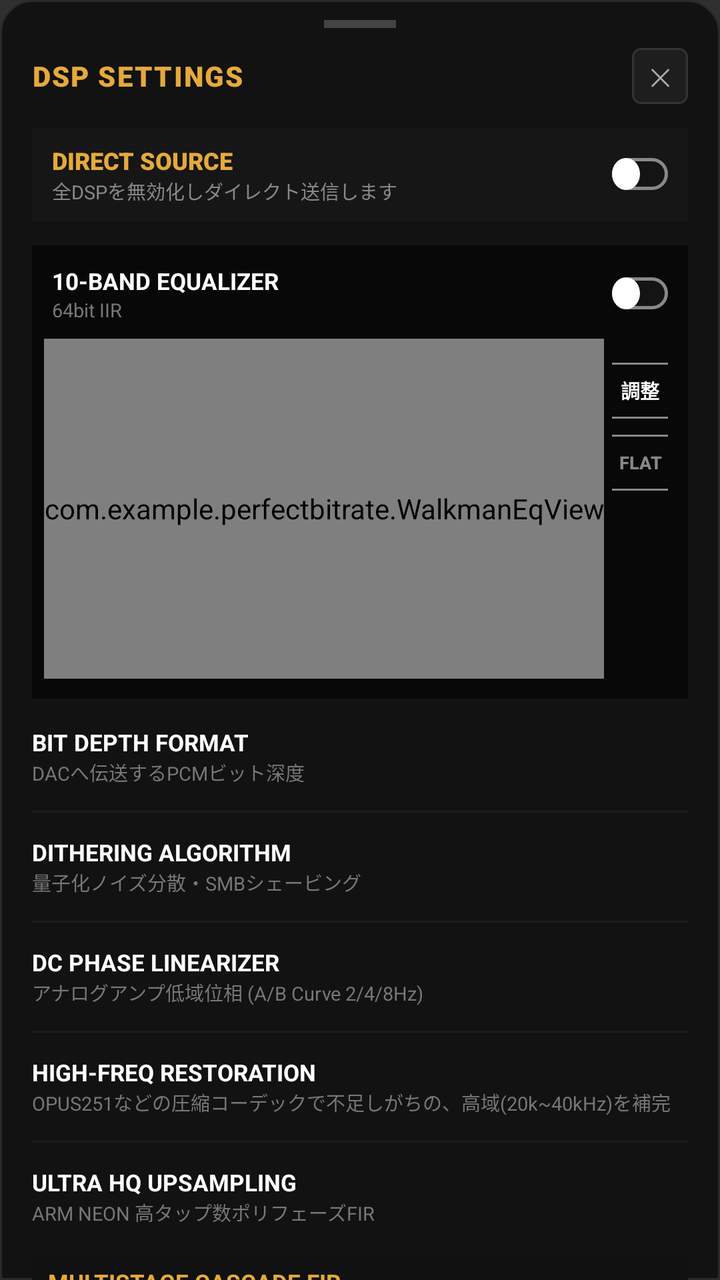
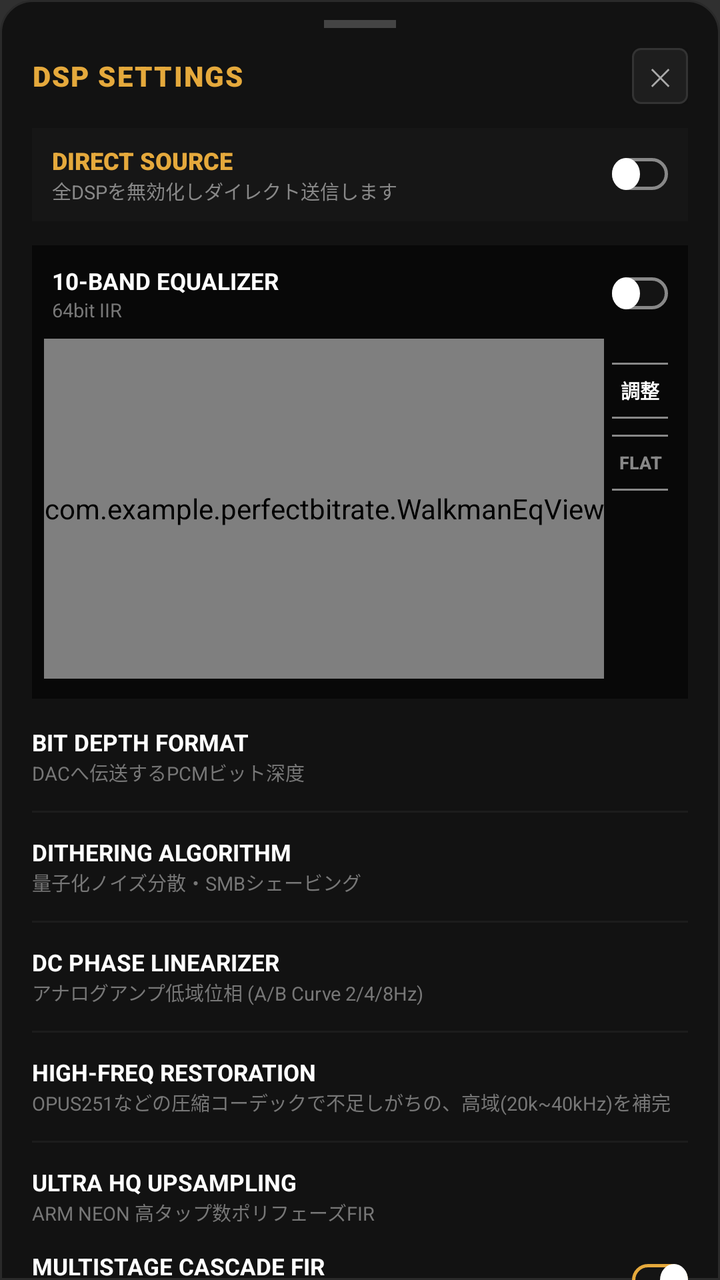

The first picture is an Android layout as it rendered before a commit; the second is the same layout after the commit. The layout source and the unified diff follow.
<!-- AndroidManifest.xml: application theme Theme.AppCompat.NoActionBar -->
<!-- res/layout/dialog_settings.xml -->
﻿<?xml version="1.0" encoding="utf-8"?>
<androidx.core.widget.NestedScrollView xmlns:android="http://schemas.android.com/apk/res/android"
    xmlns:app="http://schemas.android.com/apk/res-auto"
    android:layout_width="match_parent"
    android:layout_height="wrap_content"
    android:background="@drawable/bg_bottom_sheet_dap"
    android:fillViewport="true">

    <LinearLayout
        android:layout_width="match_parent"
        android:layout_height="wrap_content"
        android:orientation="vertical"
        android:paddingStart="16dp"
        android:paddingEnd="16dp"
        android:paddingTop="10dp"
        android:paddingBottom="36dp">

        
        <View
            android:layout_width="36dp"
            android:layout_height="4dp"
            android:layout_gravity="center_horizontal"
            android:background="#444444"
            android:layout_marginBottom="10dp" />

        
        <LinearLayout
            android:layout_width="match_parent"
            android:layout_height="wrap_content"
            android:orientation="horizontal"
            android:gravity="center_vertical"
            android:layout_marginBottom="12dp">

            <TextView
                android:layout_width="0dp"
                android:layout_height="wrap_content"
                android:layout_weight="1"
                android:text="DSP SETTINGS"
                android:textColor="#E5A93C"
                android:textSize="14sp"
                android:textStyle="bold"
                android:fontFamily="sans-serif-black"
                android:letterSpacing="0.05" />

            <Button
                android:id="@+id/btnDialogClose"
                android:layout_width="28dp"
                android:layout_height="28dp"
                android:text="✕"
                android:textColor="#AAAAAA"
                android:textSize="12sp"
                android:background="@drawable/bg_btn_icon"
                android:padding="0dp" />
        </LinearLayout>

        
        <LinearLayout
            android:layout_width="match_parent"
            android:layout_height="wrap_content"
            android:orientation="horizontal"
            android:gravity="center_vertical"
            android:background="#161616"
            android:paddingStart="10dp"
            android:paddingEnd="10dp"
            android:paddingTop="8dp"
            android:paddingBottom="8dp"
            android:layout_marginBottom="12dp">

            <LinearLayout
                android:layout_width="0dp"
                android:layout_height="wrap_content"
                android:layout_weight="1"
                android:orientation="vertical">

                <TextView
                    android:layout_width="wrap_content"
                    android:layout_height="wrap_content"
                    android:text="DIRECT SOURCE"
                    android:textColor="#E5A93C"
                    android:textSize="12sp"
                    android:textStyle="bold"
                    android:fontFamily="sans-serif-black" />

                <TextView
                    android:layout_width="wrap_content"
                    android:layout_height="wrap_content"
                    android:text="全DSPを無効化しダイレクト送信します"
                    android:textColor="#888888"
                    android:textSize="9.5sp" />
            </LinearLayout>

            <androidx.appcompat.widget.SwitchCompat
                android:id="@+id/dialogSwitchDirectSource"
                android:layout_width="wrap_content"
                android:layout_height="wrap_content"
                app:thumbTint="@null"
                app:trackTint="@null"
                android:thumb="@drawable/switch_thumb_white"
                app:track="@drawable/switch_track_walkman_outline"
                android:checked="false" />
        </LinearLayout>

        
        <LinearLayout
            android:id="@+id/layoutSectionEq"
            android:layout_width="match_parent"
            android:layout_height="wrap_content"
            android:orientation="vertical"
            android:background="#080808"
            android:paddingTop="10dp"
            android:paddingBottom="10dp"
            android:paddingStart="6dp"
            android:paddingEnd="6dp"
            android:layout_marginBottom="14dp">

            <LinearLayout
                android:layout_width="match_parent"
                android:layout_height="wrap_content"
                android:orientation="horizontal"
                android:gravity="center_vertical"
                android:paddingStart="4dp"
                android:paddingEnd="4dp"
                android:layout_marginBottom="8dp">

                <LinearLayout
                    android:layout_width="0dp"
                    android:layout_height="wrap_content"
                    android:layout_weight="1"
                    android:orientation="vertical">

                    <TextView
                        android:layout_width="wrap_content"
                        android:layout_height="wrap_content"
                        android:text="10-BAND EQUALIZER"
                        android:textColor="#FFFFFF"
                        android:textSize="11.5sp"
                        android:textStyle="bold" />

                    <TextView
                        android:layout_width="wrap_content"
                        android:layout_height="wrap_content"
                        android:text="64bit IIR"
                        android:textColor="#777777"
                        android:textSize="9.5sp" />
                </LinearLayout>

                <androidx.appcompat.widget.SwitchCompat
                    android:id="@+id/switchEqEnable"
                    android:layout_width="wrap_content"
                    android:layout_height="wrap_content"
                    app:thumbTint="@null"
                    app:trackTint="@null"
                    android:thumb="@drawable/switch_thumb_white"
                    app:track="@drawable/switch_track_walkman_outline"
                    android:checked="false" />
            </LinearLayout>

            <LinearLayout
                android:layout_width="match_parent"
                android:layout_height="wrap_content"
                android:orientation="horizontal"
                android:gravity="center_vertical">

                <com.example.perfectbitrate.WalkmanEqView
                    android:id="@+id/walkmanEqView"
                    android:layout_width="wrap_content"
                    android:layout_height="170dp" />

                <LinearLayout
                    android:layout_width="0dp"
                    android:layout_weight="1"
                    android:layout_height="170dp"
                    android:orientation="vertical"
                    android:gravity="top|center_horizontal"
                    android:paddingTop="12dp"
                    android:paddingStart="4dp"
                    android:paddingEnd="4dp">

                    <Button
                        android:id="@+id/btnEqEdit"
                        android:layout_width="58dp"
                        android:layout_height="28dp"
                        android:text="調整"
                        android:textColor="#FFFFFF"
                        android:textSize="9.5sp"
                        android:textStyle="bold"
                        android:background="@drawable/bg_btn_dap_outline"
                        android:padding="0dp"
                        android:layout_marginBottom="8dp" />

                    <Button
                        android:id="@+id/btnEqFlat"
                        android:layout_width="58dp"
                        android:layout_height="28dp"
                        android:text="FLAT"
                        android:textColor="#888888"
                        android:textSize="9sp"
                        android:textStyle="bold"
                        android:background="@drawable/bg_btn_dap_outline"
                        android:padding="0dp"
                        android:layout_marginBottom="8dp" />

                    <LinearLayout
                        android:id="@+id/layoutEqAdjustControls"
                        android:layout_width="wrap_content"
                        android:layout_height="wrap_content"
                        android:orientation="vertical"
                        android:gravity="center_horizontal"
                        android:visibility="gone">

                        <TextView
                            android:id="@+id/textEqBandFreq"
                            android:layout_width="wrap_content"
                            android:layout_height="wrap_content"
                            android:text="4K Hz"
                            android:textColor="#CCCCCC"
                            android:textSize="10.5sp"
                            android:textStyle="bold"
                            android:fontFamily="sans-serif-condensed" />

                        <TextView
                            android:id="@+id/textEqGainValue"
                            android:layout_width="wrap_content"
                            android:layout_height="wrap_content"
                            android:text="+0.0 dB"
                            android:textColor="#FFFFFF"
                            android:textSize="11.5sp"
                            android:textStyle="bold"
                            android:fontFamily="sans-serif-medium"
                            android:layout_marginBottom="4dp" />

                        <LinearLayout
                            android:layout_width="wrap_content"
                            android:layout_height="wrap_content"
                            android:orientation="horizontal">

                            <Button
                                android:id="@+id/btnEqPlus"
                                android:layout_width="24dp"
                                android:layout_height="24dp"
                                android:text="＋"
                                android:textColor="#FFFFFF"
                                android:textSize="10.5sp"
                                android:background="@drawable/bg_btn_circle"
                                android:padding="0dp"
                                android:layout_marginEnd="6dp" />

                            <Button
                                android:id="@+id/btnEqMinus"
                                android:layout_width="24dp"
                                android:layout_height="24dp"
                                android:text="－"
                                android:textColor="#FFFFFF"
                                android:textSize="10.5sp"
                                android:background="@drawable/bg_btn_circle"
                                android:padding="0dp" />
                        </LinearLayout>
                    </LinearLayout>

                </LinearLayout>

            </LinearLayout>

        </LinearLayout>

        
        <LinearLayout
            android:layout_width="match_parent"
            android:layout_height="wrap_content"
            android:orientation="horizontal"
            android:gravity="center_vertical"
            android:layout_marginBottom="12dp">

            <LinearLayout
                android:layout_width="0dp"
                android:layout_height="wrap_content"
                android:layout_weight="1"
                android:orientation="vertical">

                <TextView
                    android:layout_width="wrap_content"
                    android:layout_height="wrap_content"
                    android:text="BIT DEPTH FORMAT"
                    android:textColor="#FFFFFF"
                    android:textSize="11.5sp"
                    android:textStyle="bold" />

                <TextView
                    android:layout_width="wrap_content"
                    android:layout_height="wrap_content"
                    android:text="DACへ伝送するPCMビット深度"
                    android:textColor="#777777"
                    android:textSize="9.5sp" />
            </LinearLayout>

            <Spinner
                android:id="@+id/dialogSpinnerBitDepth"
                android:layout_width="wrap_content"
                android:layout_height="30dp"
                android:background="@drawable/bg_spinner_dap"
                android:popupBackground="#1A1A1A" />
        </LinearLayout>

        <View
            android:layout_width="match_parent"
            android:layout_height="1dp"
            android:background="#1C1C1C"
            android:layout_marginBottom="12dp" />

        
        <LinearLayout
            android:id="@+id/layoutSectionDither"
            android:layout_width="match_parent"
            android:layout_height="wrap_content"
            android:orientation="horizontal"
            android:gravity="center_vertical"
            android:layout_marginBottom="12dp">

            <LinearLayout
                android:layout_width="0dp"
                android:layout_height="wrap_content"
                android:layout_weight="1"
                android:orientation="vertical">

                <TextView
                    android:layout_width="wrap_content"
                    android:layout_height="wrap_content"
                    android:text="DITHERING ALGORITHM"
                    android:textColor="#FFFFFF"
                    android:textSize="11.5sp"
                    android:textStyle="bold" />

                <TextView
                    android:layout_width="wrap_content"
                    android:layout_height="wrap_content"
                    android:text="量子化ノイズ分散・SMBシェービング"
                    android:textColor="#777777"
                    android:textSize="9.5sp" />
            </LinearLayout>

            <Spinner
                android:id="@+id/dialogSpinnerDither"
                android:layout_width="wrap_content"
                android:layout_height="30dp"
                android:background="@drawable/bg_spinner_dap"
                android:popupBackground="#1A1A1A" />
        </LinearLayout>

        <View
            android:layout_width="match_parent"
            android:layout_height="1dp"
            android:background="#1C1C1C"
            android:layout_marginBottom="12dp" />

        
        <LinearLayout
            android:id="@+id/layoutSectionDcPhase"
            android:layout_width="match_parent"
            android:layout_height="wrap_content"
            android:orientation="horizontal"
            android:gravity="center_vertical"
            android:layout_marginBottom="12dp">

            <LinearLayout
                android:layout_width="0dp"
                android:layout_height="wrap_content"
                android:layout_weight="1"
                android:orientation="vertical">

                <TextView
                    android:layout_width="wrap_content"
                    android:layout_height="wrap_content"
                    android:text="DC PHASE LINEARIZER"
                    android:textColor="#FFFFFF"
                    android:textSize="11.5sp"
                    android:textStyle="bold" />

                <TextView
                    android:layout_width="wrap_content"
                    android:layout_height="wrap_content"
                    android:text="アナログアンプ低域位相 (A/B Curve 2/4/8Hz)"
                    android:textColor="#777777"
                    android:textSize="9.5sp" />
            </LinearLayout>

            <Spinner
                android:id="@+id/dialogSpinnerDcPhase"
                android:layout_width="wrap_content"
                android:layout_height="30dp"
                android:background="@drawable/bg_spinner_dap"
                android:popupBackground="#1A1A1A" />
        </LinearLayout>

        <View
            android:layout_width="match_parent"
            android:layout_height="1dp"
            android:background="#1C1C1C"
            android:layout_marginBottom="12dp" />

        
        <LinearLayout
            android:id="@+id/layoutSectionDsee"
            android:layout_width="match_parent"
            android:layout_height="wrap_content"
            android:orientation="horizontal"
            android:gravity="center_vertical"
            android:layout_marginBottom="12dp">

            <LinearLayout
                android:layout_width="0dp"
                android:layout_height="wrap_content"
                android:layout_weight="1"
                android:orientation="vertical">

                <TextView
                    android:layout_width="wrap_content"
                    android:layout_height="wrap_content"
                    android:text="HIGH-FREQ RESTORATION"
                    android:textColor="#FFFFFF"
                    android:textSize="11.5sp"
                    android:textStyle="bold" />

                <TextView
                    android:layout_width="wrap_content"
                    android:layout_height="wrap_content"
                    android:text="OPUS251などの圧縮コーデックで不足しがちの、高域(20k~40kHz)を補完"
                    android:textColor="#777777"
                    android:textSize="9.5sp" />
            </LinearLayout>

            <Spinner
                android:id="@+id/dialogSpinnerDsee"
                android:layout_width="wrap_content"
                android:layout_height="30dp"
                android:background="@drawable/bg_spinner_dap"
                android:popupBackground="#1A1A1A" />
        </LinearLayout>

        <View
            android:layout_width="match_parent"
            android:layout_height="1dp"
            android:background="#1C1C1C"
            android:layout_marginBottom="12dp" />

        
        <LinearLayout
            android:id="@+id/layoutSectionUpsample"
            android:layout_width="match_parent"
            android:layout_height="wrap_content"
            android:orientation="horizontal"
            android:gravity="center_vertical"
            android:layout_marginBottom="12dp">

            <LinearLayout
                android:layout_width="0dp"
                android:layout_height="wrap_content"
                android:layout_weight="1"
                android:orientation="vertical">

                <TextView
                    android:layout_width="wrap_content"
                    android:layout_height="wrap_content"
                    android:text="ULTRA HQ UPSAMPLING"
                    android:textColor="#FFFFFF"
                    android:textSize="11.5sp"
                    android:textStyle="bold" />

                <TextView
                    android:layout_width="wrap_content"
                    android:layout_height="wrap_content"
                    android:text="ARM NEON 高タップ数ポリフェーズFIR"
                    android:textColor="#777777"
                    android:textSize="9.5sp" />
            </LinearLayout>

            <Spinner
                android:id="@+id/dialogSpinnerUpsample"
                android:layout_width="wrap_content"
                android:layout_height="30dp"
                android:background="@drawable/bg_spinner_dap"
                android:popupBackground="#1A1A1A" />
        </LinearLayout>

        
        <LinearLayout
            android:id="@+id/layoutSectionCascadeFir"
            android:layout_width="match_parent"
            android:layout_height="wrap_content"
            android:orientation="horizontal"
            android:gravity="center_vertical"
            android:background="#111111"
            android:padding="8dp"
            android:layout_marginBottom="12dp">

            <LinearLayout
                android:layout_width="0dp"
                android:layout_height="wrap_content"
                android:layout_weight="1"
                android:orientation="vertical">

                <TextView
                    android:layout_width="wrap_content"
                    android:layout_height="wrap_content"
                    android:text="MULTISTAGE CASCADE FIR"
                    android:textColor="#E5A93C"
                    android:textSize="11.5sp"
                    android:textStyle="bold" />

                <TextView
                    android:layout_width="wrap_content"
                    android:layout_height="wrap_content"
                    android:text="3段2x多段接続 (255→63→39 taps) で-140dB超低ノイズ化"
                    android:textColor="#888888"
                    android:textSize="9.5sp" />
            </LinearLayout>

            <androidx.appcompat.widget.SwitchCompat
                android:id="@+id/dialogSwitchCascadeFir"
                android:layout_width="wrap_content"
                android:layout_height="wrap_content"
                app:thumbTint="@null"
                app:trackTint="@null"
                android:thumb="@drawable/switch_thumb_white"
                app:track="@drawable/switch_track_walkman_outline"
                android:checked="true" />
        </LinearLayout>

        <View
            android:layout_width="match_parent"
            android:layout_height="1dp"
            android:background="#1C1C1C"
            android:layout_marginBottom="12dp" />

        
        <LinearLayout
            android:layout_width="match_parent"
            android:layout_height="wrap_content"
            android:orientation="horizontal"
            android:gravity="center_vertical"
            android:layout_marginBottom="12dp">

            <LinearLayout
                android:layout_width="0dp"
                android:layout_height="wrap_content"
                android:layout_weight="1"
                android:orientation="vertical">

                <TextView
                    android:id="@+id/dialogTextVolLockTitle"
                    android:layout_width="wrap_content"
                    android:layout_height="wrap_content"
                    android:text="0dB VOLUME LOCK"
                    android:textColor="#FFFFFF"
                    android:textSize="11.5sp"
                    android:textStyle="bold" />

                <TextView
                    android:id="@+id/dialogTextVolLockSub"
                    android:layout_width="wrap_content"
                    android:layout_height="wrap_content"
                    android:text="USB DAC接続時のビット落ち回避（最大音量固定）"
                    android:textColor="#777777"
                    android:textSize="9.5sp" />
            </LinearLayout>

            <androidx.appcompat.widget.SwitchCompat
                android:id="@+id/dialogSwitchVolLock"
                android:layout_width="wrap_content"
                android:layout_height="wrap_content"
                app:thumbTint="@null"
                app:trackTint="@null"
                android:thumb="@drawable/switch_thumb_white"
                app:track="@drawable/switch_track_walkman_outline" />
        </LinearLayout>

        <View
            android:layout_width="match_parent"
            android:layout_height="1dp"
            android:background="#1C1C1C"
            android:layout_marginBottom="12dp" />

        
        <LinearLayout
            android:layout_width="match_parent"
            android:layout_height="wrap_content"
            android:orientation="horizontal"
            android:gravity="center_vertical">

            <LinearLayout
                android:layout_width="0dp"
                android:layout_height="wrap_content"
                android:layout_weight="1"
                android:orientation="vertical">

                <TextView
                    android:layout_width="wrap_content"
                    android:layout_height="wrap_content"
                    android:text="AD CUT (広告自動カット)"
                    android:textColor="#FFFFFF"
                    android:textSize="11.5sp"
                    android:textStyle="bold" />

                <TextView
                    android:layout_width="wrap_content"
                    android:layout_height="wrap_content"
                    android:text="YouTube Music 動画広告の自動スキップ"
                    android:textColor="#777777"
                    android:textSize="9.5sp" />
            </LinearLayout>

            <androidx.appcompat.widget.SwitchCompat
                android:id="@+id/dialogSwitchAdBlock"
                android:layout_width="wrap_content"
                android:layout_height="wrap_content"
                app:thumbTint="@null"
                app:trackTint="@null"
                android:thumb="@drawable/switch_thumb_white"
                app:track="@drawable/switch_track_walkman_outline"
                android:checked="true" />
        </LinearLayout>

    </LinearLayout>

</androidx.core.widget.NestedScrollView>
<!-- resources referenced by this layout -->
<resources>
  <!-- drawable bg_bottom_sheet_dap (drawable) -->
  ﻿<?xml version="1.0" encoding="utf-8"?>
  <shape xmlns:android="http://schemas.android.com/apk/res/android" android:shape="rectangle">
      <solid android:color="#121212" />
      <corners
          android:topLeftRadius="16dp"
          android:topRightRadius="16dp"
          android:bottomLeftRadius="0dp"
          android:bottomRightRadius="0dp" />
      <stroke android:width="1dp" android:color="#2A2A2A" />
  </shape>
  <!-- drawable bg_btn_circle (drawable) -->
  ﻿<?xml version="1.0" encoding="utf-8"?>
  <selector xmlns:android="http://schemas.android.com/apk/res/android">
      <item android:state_pressed="true">
          <shape android:shape="oval">
              <solid android:color="#444444" />
              <stroke android:width="1.2dp" android:color="#FFFFFF" />
              <size android:width="26dp" android:height="26dp" />
          </shape>
      </item>
      <item>
          <shape android:shape="oval">
              <solid android:color="#00000000" />
              <stroke android:width="1.2dp" android:color="#CCCCCC" />
              <size android:width="26dp" android:height="26dp" />
          </shape>
      </item>
  </selector>
  <!-- drawable bg_btn_dap_outline (drawable) -->
  ﻿<?xml version="1.0" encoding="utf-8"?>
  <selector xmlns:android="http://schemas.android.com/apk/res/android">
      <item android:state_pressed="true">
          <shape android:shape="rectangle">
              <solid android:color="#333333" />
              <stroke android:width="1dp" android:color="#FFFFFF" />
              <corners android:radius="2dp" />
          </shape>
      </item>
      <item>
          <shape android:shape="rectangle">
              <solid android:color="#00000000" />
              <stroke android:width="1dp" android:color="#888888" />
              <corners android:radius="2dp" />
          </shape>
      </item>
  </selector>
  <!-- drawable bg_btn_icon (drawable) -->
  ﻿<?xml version="1.0" encoding="utf-8"?>
  <selector xmlns:android="http://schemas.android.com/apk/res/android">
      <item android:state_pressed="true">
          <shape android:shape="rectangle">
              <solid android:color="#333333" />
              <corners android:radius="4dp" />
          </shape>
      </item>
      <item>
          <shape android:shape="rectangle">
              <solid android:color="#1E1E1E" />
              <stroke android:width="1dp" android:color="#333333" />
              <corners android:radius="4dp" />
          </shape>
      </item>
  </selector>
  <!-- drawable bg_spinner_dap (drawable) -->
  ﻿<?xml version="1.0" encoding="utf-8"?>
  <shape xmlns:android="http://schemas.android.com/apk/res/android" android:shape="rectangle">
      <solid android:color="#1A1A1A" />
      <stroke android:width="1dp" android:color="#E5A93C" />
      <corners android:radius="3dp" />
      <padding android:left="6dp" android:right="6dp" android:top="2dp" android:bottom="2dp" />
  </shape>
  <!-- drawable switch_thumb_white (drawable) -->
  ﻿<?xml version="1.0" encoding="utf-8"?>
  <shape xmlns:android="http://schemas.android.com/apk/res/android" android:shape="oval">
      <size android:width="14dp" android:height="14dp" />
      <solid android:color="#FFFFFF" />
  </shape>
  <!-- drawable switch_track_walkman_outline (drawable) -->
  ﻿<?xml version="1.0" encoding="utf-8"?>
  <selector xmlns:android="http://schemas.android.com/apk/res/android">
      <item android:state_checked="true">
          <shape android:shape="rectangle">
              <size android:height="16dp" android:width="34dp" />
              <corners android:radius="8dp" />
              <solid android:color="#141414" />
              <stroke android:width="1.5dp" android:color="#E5A93C" />
          </shape>
      </item>
      <item>
          <shape android:shape="rectangle">
              <size android:height="16dp" android:width="34dp" />
              <corners android:radius="8dp" />
              <solid android:color="#141414" />
              <stroke android:width="1.5dp" android:color="#888888" />
          </shape>
      </item>
  </selector>
</resources>

<!-- the commit's change to res/layout/dialog_settings.xml (unified diff, before → after) -->
@@ -122,37 +122,37 @@
                 android:paddingEnd="4dp"
                 android:layout_marginBottom="8dp">
 
-                <LinearLayout
-                    android:layout_width="0dp"
-                    android:layout_height="wrap_content"
-                    android:layout_weight="1"
-                    android:orientation="vertical">
-
-                    <TextView
-                        android:layout_width="wrap_content"
-                        android:layout_height="wrap_content"
-                        android:text="10-BAND EQUALIZER"
-                        android:textColor="#FFFFFF"
-                        android:textSize="11.5sp"
-                        android:textStyle="bold" />
-
-                    <TextView
-                        android:layout_width="wrap_content"
-                        android:layout_height="wrap_content"
-                        android:text="64bit IIR"
-                        android:textColor="#777777"
-                        android:textSize="9.5sp" />
-                </LinearLayout>
-
-                <androidx.appcompat.widget.SwitchCompat
-                    android:id="@+id/switchEqEnable"
-                    android:layout_width="wrap_content"
-                    android:layout_height="wrap_content"
-                    app:thumbTint="@null"
-                    app:trackTint="@null"
-                    android:thumb="@drawable/switch_thumb_white"
-                    app:track="@drawable/switch_track_walkman_outline"
-                    android:checked="false" />
+            <LinearLayout
+                android:layout_width="0dp"
+                android:layout_height="wrap_content"
+                android:layout_weight="1"
+                android:orientation="vertical">
+
+                <TextView
+                    android:layout_width="wrap_content"
+                    android:layout_height="wrap_content"
+                    android:text="10-BAND EQUALIZER"
+                    android:textColor="#FFFFFF"
+                    android:textSize="11.5sp"
+                    android:textStyle="bold" />
+
+                <TextView
+                    android:layout_width="wrap_content"
+                    android:layout_height="wrap_content"
+                    android:text="64bit IIR"
+                    android:textColor="#777777"
+                    android:textSize="9.5sp" />
+            </LinearLayout>
+
+            <androidx.appcompat.widget.SwitchCompat
+                android:id="@+id/switchEqEnable"
+                android:layout_width="wrap_content"
+                android:layout_height="wrap_content"
+                app:thumbTint="@null"
+                app:trackTint="@null"
+                android:thumb="@drawable/switch_thumb_white"
+                app:track="@drawable/switch_track_walkman_outline"
+                android:checked="false" />
             </LinearLayout>
 
             <LinearLayout
@@ -488,8 +488,6 @@
             android:layout_height="wrap_content"
             android:orientation="horizontal"
             android:gravity="center_vertical"
-            android:background="#111111"
-            android:padding="8dp"
             android:layout_marginBottom="12dp">
 
             <LinearLayout
@@ -502,7 +500,7 @@
                     android:layout_width="wrap_content"
                     android:layout_height="wrap_content"
                     android:text="MULTISTAGE CASCADE FIR"
-                    android:textColor="#E5A93C"
+                    android:textColor="#FFFFFF"
                     android:textSize="11.5sp"
                     android:textStyle="bold" />
 
@@ -510,7 +508,7 @@
                     android:layout_width="wrap_content"
                     android:layout_height="wrap_content"
                     android:text="3段2x多段接続 (255→63→39 taps) で-140dB超低ノイズ化"
-                    android:textColor="#888888"
+                    android:textColor="#777777"
                     android:textSize="9.5sp" />
             </LinearLayout>
 
